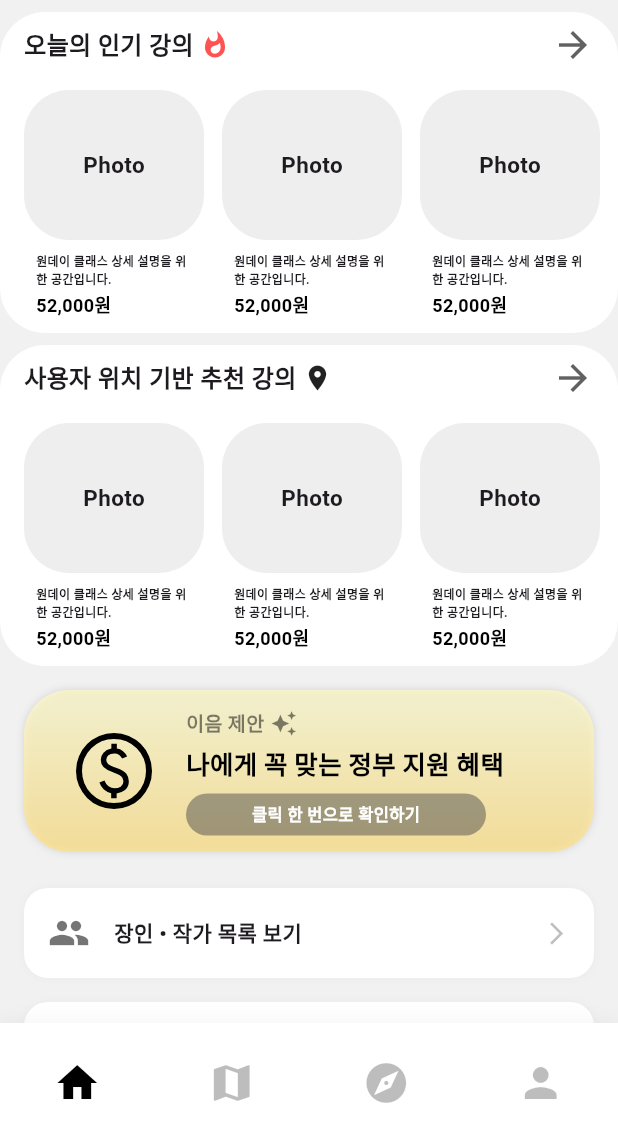
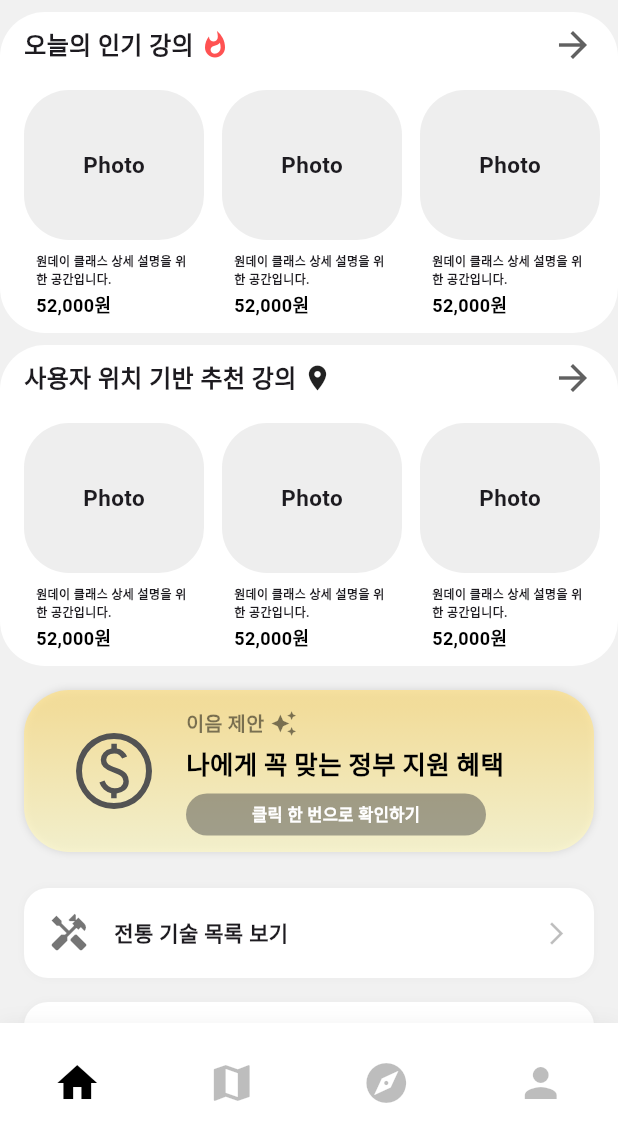
Before and after one commit to K-Hackathon-01z/eum-front, a Flutter app: the RootScreen screen opened by its route, on a phone screen of 412 x 824 dp, the part 93-1236 px from its top. Run offline on Flutter 3.47's test engine with Material 3 defaults, Android fonts, the phone set to English and light mode, and no system bars; our stand-ins replace flutter_svg; Roboto replaces fonts that are missing (Inter).

Commit message:
design: "기술 목록 버튼 위치 변경, 배너 색상 변경"

```diff
--- a/lib/screens/user/home.dart
+++ b/lib/screens/user/home.dart
@@ -233,8 +233,8 @@ class HomeScreen extends StatelessWidget {
               decoration: BoxDecoration(
                 gradient: const LinearGradient(
                   colors: [
+                    Color(0xB3FFE082), // 파스텔 금빛 (밝은 노랑/금, 50% 불투명도)
                     Color(0xB3FFF9C4), // 밝은 파스텔 노랑 (연노랑, 50% 불투명도)
-                    Color(0xB3FFE082), // 파스텔 금빛 (밝은 노랑/금, 50% 불투명도)
                   ],
                   stops: [0.10, 0.95],
                   begin: Alignment.topCenter,
@@ -258,7 +258,7 @@ class HomeScreen extends StatelessWidget {
                             'assets/icons/money.svg',
                             width: 64,
                             height: 64,
-                            colorFilter: const ColorFilter.mode(Colors.black, BlendMode.srcIn),
+                            colorFilter: const ColorFilter.mode(Color.fromARGB(255, 83, 83, 83), BlendMode.srcIn),
                           ),
                         ),
                       ),
@@ -342,8 +342,8 @@ class HomeScreen extends StatelessWidget {
             padding: const EdgeInsets.symmetric(vertical: 8),
             child: Column(
               children: [
+                BannerButton(icon: Icons.handyman, text: '전통 기술 목록 보기'),
                 BannerButton(icon: Icons.people, text: '장인 • 작가 목록 보기'),
-                BannerButton(icon: Icons.handyman, text: '전통 기술 목록 보기'),
               ],
             ),
           ),
```
